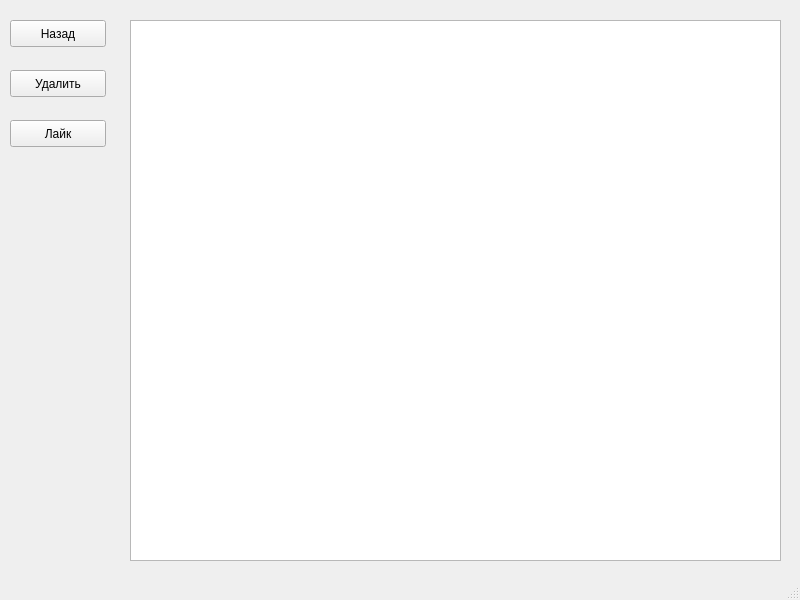
klodDelkrua/gui_bibliotheque_audio_Qt, file mainwindow.ui: the form before one commit.
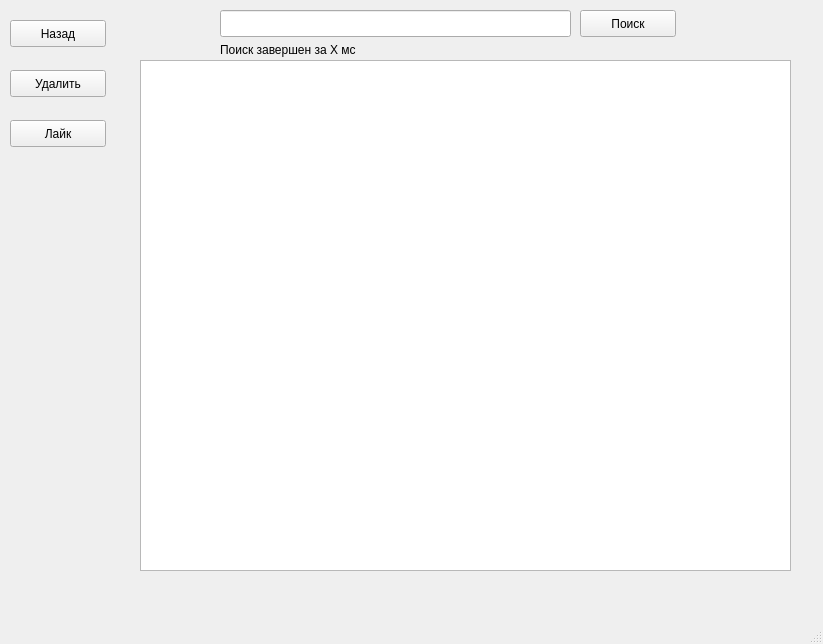
The form after the commit. The open tabs and pages were chosen to show the change.

```diff
--- a/mainwindow.ui
+++ b/mainwindow.ui
@@ -6,8 +6,8 @@
    <rect>
     <x>0</x>
     <y>0</y>
-    <width>800</width>
-    <height>600</height>
+    <width>823</width>
+    <height>644</height>
    </rect>
   </property>
   <property name="windowTitle">
@@ -518,10 +518,10 @@
      <widget class="QTableWidget" name="tableSongs">
       <property name="geometry">
        <rect>
-        <x>130</x>
-        <y>20</y>
+        <x>140</x>
+        <y>60</y>
         <width>651</width>
-        <height>541</height>
+        <height>511</height>
        </rect>
       </property>
      </widget>
@@ -564,6 +564,42 @@
        <string>Лайк</string>
       </property>
      </widget>
+     <widget class="QLineEdit" name="inputSearch">
+      <property name="geometry">
+       <rect>
+        <x>220</x>
+        <y>10</y>
+        <width>351</width>
+        <height>27</height>
+       </rect>
+      </property>
+     </widget>
+     <widget class="QPushButton" name="btnSearch">
+      <property name="geometry">
+       <rect>
+        <x>580</x>
+        <y>10</y>
+        <width>96</width>
+        <height>27</height>
+       </rect>
+      </property>
+      <property name="text">
+       <string>Поиск</string>
+      </property>
+     </widget>
+     <widget class="QLabel" name="labelStats">
+      <property name="geometry">
+       <rect>
+        <x>220</x>
+        <y>40</y>
+        <width>371</width>
+        <height>19</height>
+       </rect>
+      </property>
+      <property name="text">
+       <string>Поиск завершен за X мс</string>
+      </property>
+     </widget>
     </widget>
     <widget class="QWidget" name="page_7">
      <widget class="QLabel" name="label_12">
```
Left out of the diff: 27 changed lines with no effect on the pictures.
